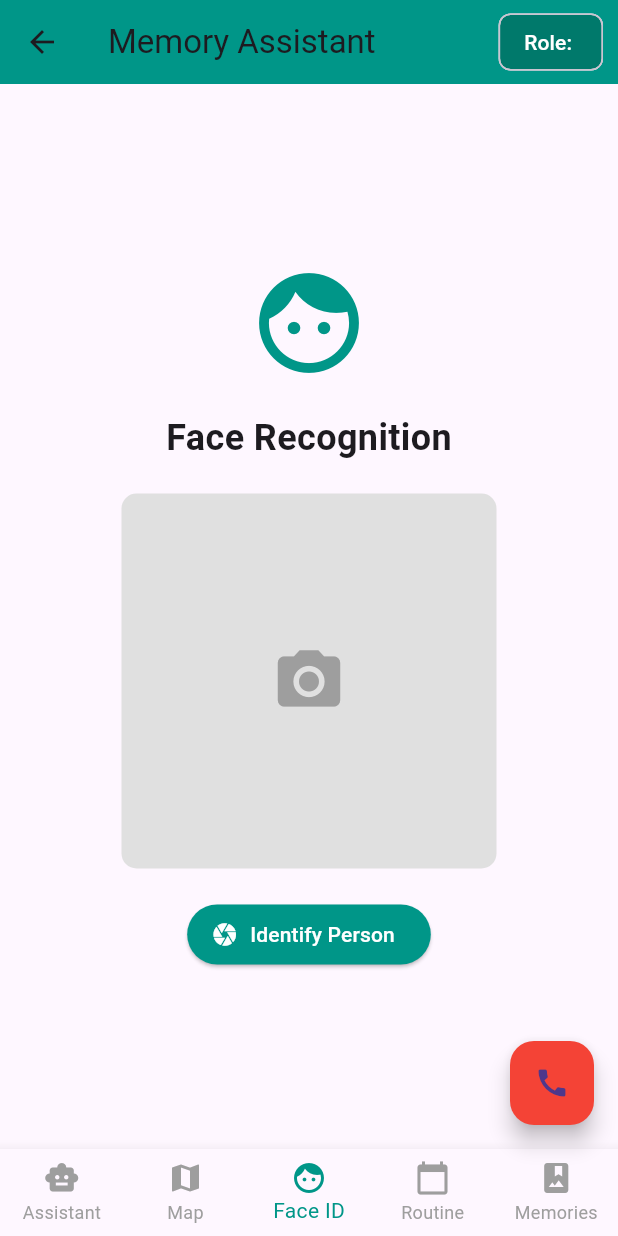
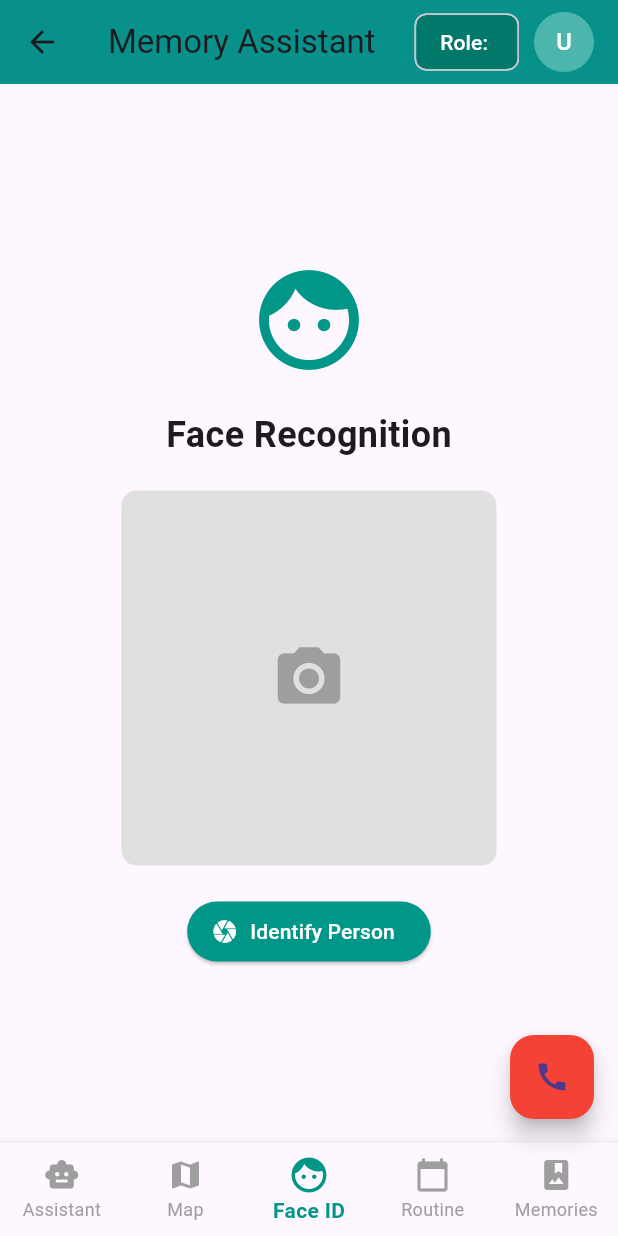
Before and after one commit to sanjaysagar12/memory_assistant, a Flutter app: the HomeScreen screen opened directly with empty values, item 3 of the bottom bar chosen, on a phone screen of 412 x 824 dp. Run offline on Flutter 3.47's test engine with Material 3 defaults, Android fonts, the phone set to English and light mode, and no system bars; our stand-ins replace speech_to_text; network calls fail.

Commit message:
update home page

```diff
--- a/lib/screens/home_screen.dart
+++ b/lib/screens/home_screen.dart
@@ -1,4 +1,9 @@
 import 'package:flutter/material.dart';
+import '../components/ai_assistant.dart';
+import '../components/map_view.dart';
+import '../components/facial_recognition.dart';
+import '../components/daily_routine/daily_routine.dart';
+import '../components/memories/memories_grid.dart';
 
 class HomeScreen extends StatefulWidget {
   final String role;
@@ -20,79 +25,79 @@ class _HomeScreenState extends State<HomeScreen> {
     });
   }
 
-  Widget _buildAIAssistant() {
-    return Center(
-      child: Column(
-        mainAxisAlignment: MainAxisAlignment.center,
+  Widget _getSelectedView() {
+    switch (_selectedIndex) {
+      case 0:
+        return const AIAssistant();
+      case 1:
+        return const MapView();
+      case 2:
+        return const FacialRecognition();
+      case 3:
+        return const DailyRoutine();
+      case 4:
+        return const MemoriesGrid();
+      default:
+        return const AIAssistant();
+    }
+  }
+
+  void _showEmergencyDialog() {
+    showDialog(
+      context: context,
+      builder:
+          (context) => AlertDialog(
+            title: const Text("Emergency Call"),
+            content: Column(
+              mainAxisSize: MainAxisSize.min,
+              crossAxisAlignment: CrossAxisAlignment.start,
               children: [
-          const Icon(Icons.smart_toy, size: 80, color: Colors.teal),
-          const SizedBox(height: 20),
-          const Text(
-            "AI Assistant",
-            style: TextStyle(fontSize: 24, fontWeight: FontWeight.bold),
+                const Text("Do you need emergency assistance?"),
+                const SizedBox(height: 16),
+                Row(
+                  children: [
+                    CircleAvatar(
+                      backgroundImage: NetworkImage(
+                        "https://randomuser.me/api/portraits/women/43.jpg",
                       ),
-          const SizedBox(height: 20),
-          Container(
-            padding: const EdgeInsets.all(16),
-            decoration: BoxDecoration(
-              color: Colors.teal.withOpacity(0.1),
-              borderRadius: BorderRadius.circular(10),
                     ),
-            child: const Column(
+                    const SizedBox(width: 12),
+                    Column(
+                      crossAxisAlignment: CrossAxisAlignment.start,
                       children: [
                         Text(
-                  "How can I help you today?",
-                  style: TextStyle(fontSize: 18),
+                          "Call Caretaker",
+                          style: TextStyle(fontWeight: FontWeight.bold),
                         ),
-                SizedBox(height: 20),
-                TextField(
-                  decoration: InputDecoration(
-                    hintText: "Ask me anything...",
-                    border: OutlineInputBorder(),
-                    suffixIcon: Icon(Icons.send),
-                  ),
+                        Text("${widget.username}'s primary contact"),
+                      ],
                     ),
                   ],
                 ),
-          ),
               ],
             ),
-    );
-  }
-
-  Widget _buildMapView() {
-    return Center(
-      child: Column(
-        mainAxisAlignment: MainAxisAlignment.center,
-        children: [
-          const Icon(Icons.map, size: 80, color: Colors.teal),
-          const SizedBox(height: 20),
-          const Text(
-            "Map Location",
-            style: TextStyle(fontSize: 24, fontWeight: FontWeight.bold),
-          ),
-          const SizedBox(height: 20),
-          Container(
-            height: 300,
-            width: double.infinity,
-            margin: const EdgeInsets.all(16),
-            decoration: BoxDecoration(
-              color: Colors.grey.shade300,
-              borderRadius: BorderRadius.circular(15),
-            ),
-            child: const Center(
-              child: Text(
-                "Map View will appear here",
-                style: TextStyle(fontSize: 16),
-              ),
-            ),
+            actions: [
+              TextButton(
+                onPressed: () => Navigator.of(context).pop(),
+                child: const Text("Cancel"),
+                style: TextButton.styleFrom(foregroundColor: Colors.grey[600]),
               ),
               ElevatedButton.icon(
-            onPressed: () {},
-            icon: const Icon(Icons.my_location),
-            label: const Text("Find My Location"),
+                onPressed: () {
+                  Navigator.of(context).pop();
+                  ScaffoldMessenger.of(context).showSnackBar(
+                    const SnackBar(
+                      content: Text("Calling caretaker..."),
+                      backgroundColor: Colors.green,
+                      behavior: SnackBarBehavior.floating,
+                      margin: EdgeInsets.all(16),
+                    ),
+                  );
+                },
+                icon: const Icon(Icons.call),
+                label: const Text("Call Now"),
                 style: ElevatedButton.styleFrom(
-              backgroundColor: Colors.teal,
+                  backgroundColor: Colors.red,
                   foregroundColor: Colors.white,
                 ),
               ),
@@ -101,144 +106,13 @@ class _HomeScreenState extends State<HomeScreen> {
     );
   }
 
-  Widget _buildFacialRecognition() {
-    return Center(
-      child: Column(
-        mainAxisAlignment: MainAxisAlignment.center,
-        children: [
-          const Icon(Icons.face, size: 80, color: Colors.teal),
-          const SizedBox(height: 20),
-          const Text(
-            "Face Recognition",
-            style: TextStyle(fontSize: 24, fontWeight: FontWeight.bold),
-          ),
-          const SizedBox(height: 20),
-          Container(
-            height: 250,
-            width: 250,
-            decoration: BoxDecoration(
-              color: Colors.grey.shade300,
-              borderRadius: BorderRadius.circular(10),
-            ),
-            child: const Icon(Icons.camera_alt, size: 50, color: Colors.grey),
-          ),
-          const SizedBox(height: 20),
-          ElevatedButton.icon(
-            onPressed: () {},
-            icon: const Icon(Icons.camera),
-            label: const Text("Identify Person"),
-            style: ElevatedButton.styleFrom(
-              backgroundColor: Colors.teal,
-              foregroundColor: Colors.white,
-            ),
-          ),
-        ],
-      ),
-    );
-  }
-
-  Widget _buildDailyRoutine() {
-    return ListView(
-      padding: const EdgeInsets.all(16),
-      children: [
-        const Text(
-          "Daily Routine",
-          style: TextStyle(fontSize: 24, fontWeight: FontWeight.bold),
-          textAlign: TextAlign.center,
-        ),
-        const SizedBox(height: 20),
-        _buildRoutineItem("8:00 AM", "Take morning medication", true),
-        _buildRoutineItem("9:00 AM", "Breakfast", true),
-        _buildRoutineItem("10:00 AM", "Memory exercises", false),
-        _buildRoutineItem("12:00 PM", "Lunch", false),
-        _buildRoutineItem("2:00 PM", "Doctor's appointment", false),
-        _buildRoutineItem("4:00 PM", "Take afternoon medication", false),
-        _buildRoutineItem("6:00 PM", "Dinner", false),
-        _buildRoutineItem("9:00 PM", "Take evening medication", false),
-      ],
-    );
-  }
-
-  Widget _buildRoutineItem(String time, String activity, bool completed) {
-    return Card(
-      margin: const EdgeInsets.symmetric(vertical: 8),
-      child: ListTile(
-        leading: CircleAvatar(
-          backgroundColor: Colors.teal,
-          child: Text(
-            time.substring(0, 2),
-            style: const TextStyle(color: Colors.white),
-          ),
-        ),
-        title: Text(activity),
-        subtitle: Text(time),
-        trailing: Icon(
-          completed ? Icons.check_circle : Icons.circle_outlined,
-          color: completed ? Colors.green : Colors.grey,
-        ),
-        onTap: () {},
-      ),
-    );
-  }
-
-  Widget _buildMemories() {
-    return GridView.count(
-      crossAxisCount: 2,
-      padding: const EdgeInsets.all(16),
-      children: [
-        _buildMemoryCard("Family", Icons.family_restroom),
-        _buildMemoryCard("Friends", Icons.people),
-        _buildMemoryCard("Places", Icons.place),
-        _buildMemoryCard("Events", Icons.event),
-        _buildMemoryCard("Medications", Icons.medication),
-        _buildMemoryCard("Important Info", Icons.info),
-      ],
-    );
-  }
-
-  Widget _buildMemoryCard(String title, IconData icon) {
-    return Card(
-      elevation: 4,
-      child: InkWell(
-        onTap: () {},
-        child: Column(
-          mainAxisAlignment: MainAxisAlignment.center,
-          children: [
-            Icon(icon, size: 50, color: Colors.teal),
-            const SizedBox(height: 8),
-            Text(
-              title,
-              style: const TextStyle(fontSize: 16, fontWeight: FontWeight.bold),
-            ),
-          ],
-        ),
-      ),
-    );
-  }
-
-  Widget _getSelectedView() {
-    switch (_selectedIndex) {
-      case 0:
-        return _buildAIAssistant();
-      case 1:
-        return _buildMapView();
-      case 2:
-        return _buildFacialRecognition();
-      case 3:
-        return _buildDailyRoutine();
-      case 4:
-        return _buildMemories();
-      default:
-        return _buildAIAssistant();
-    }
-  }
-
   @override
   Widget build(BuildContext context) {
     return Scaffold(
       appBar: AppBar(
         title: const Text("Memory Assistant"),
         backgroundColor: Colors.teal,
+        elevation: 2,
         actions: [
           Chip(
             label: Text(
@@ -248,57 +122,51 @@ class _HomeScreenState extends State<HomeScreen> {
             backgroundColor: Colors.teal.shade700,
           ),
           const SizedBox(width: 10),
+          CircleAvatar(
+            backgroundColor: Colors.teal.shade300,
+            child: Text(
+              widget.username.isNotEmpty
+                  ? widget.username[0].toUpperCase()
+                  : "U",
+              style: const TextStyle(color: Colors.white),
+            ),
+          ),
+          const SizedBox(width: 16),
         ],
       ),
       body: _getSelectedView(),
       floatingActionButton: FloatingActionButton(
-        onPressed: () {
-          showDialog(
-            context: context,
-            builder:
-                (context) => AlertDialog(
-                  title: const Text("Emergency Call"),
-                  content: const Text("Do you want to call your caretaker?"),
-                  actions: [
-                    TextButton(
-                      onPressed: () => Navigator.of(context).pop(),
-                      child: const Text("Cancel"),
-                    ),
-                    TextButton(
-                      onPressed: () {
-                        // Here you would implement the actual call functionality
-                        Navigator.of(context).pop();
-                        ScaffoldMessenger.of(context).showSnackBar(
-                          const SnackBar(
-                            content: Text("Calling caretaker..."),
-                            backgroundColor: Colors.green,
-                          ),
-                        );
-                      },
-                      child: const Text("Call"),
-                    ),
-                  ],
-                ),
-          );
-        },
+        onPressed: _showEmergencyDialog,
         backgroundColor: Colors.red,
         child: const Icon(Icons.call),
+        tooltip: 'Emergency Call',
       ),
       bottomNavigationBar: BottomNavigationBar(
         items: const [
           BottomNavigationBarItem(
             icon: Icon(Icons.smart_toy),
             label: 'Assistant',
+            activeIcon: Icon(Icons.smart_toy, size: 28),
           ),
-          BottomNavigationBarItem(icon: Icon(Icons.map), label: 'Map'),
-          BottomNavigationBarItem(icon: Icon(Icons.face), label: 'Face ID'),
+          BottomNavigationBarItem(
+            icon: Icon(Icons.map),
+            label: 'Map',
+            activeIcon: Icon(Icons.map, size: 28),
+          ),
+          BottomNavigationBarItem(
+            icon: Icon(Icons.face),
+            label: 'Face ID',
+            activeIcon: Icon(Icons.face, size: 28),
+          ),
           BottomNavigationBarItem(
             icon: Icon(Icons.calendar_today),
             label: 'Routine',
+            activeIcon: Icon(Icons.calendar_today, size: 28),
           ),
           BottomNavigationBarItem(
             icon: Icon(Icons.photo_album),
             label: 'Memories',
+            activeIcon: Icon(Icons.photo_album, size: 28),
           ),
         ],
         currentIndex: _selectedIndex,
@@ -306,6 +174,9 @@ class _HomeScreenState extends State<HomeScreen> {
         unselectedItemColor: Colors.grey,
         onTap: _onItemTapped,
         type: BottomNavigationBarType.fixed,
+        selectedLabelStyle: TextStyle(fontWeight: FontWeight.bold),
+        showSelectedLabels: true,
+        showUnselectedLabels: true,
       ),
     );
   }
```
Lines whose indentation alone changed are shown as unchanged.
